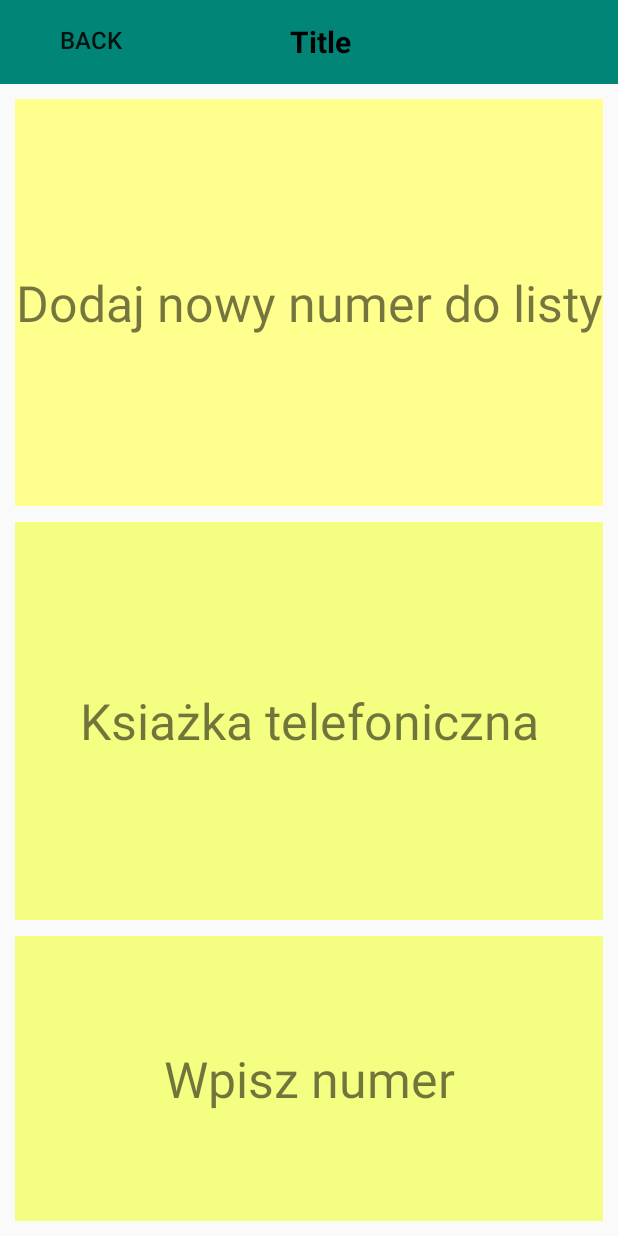
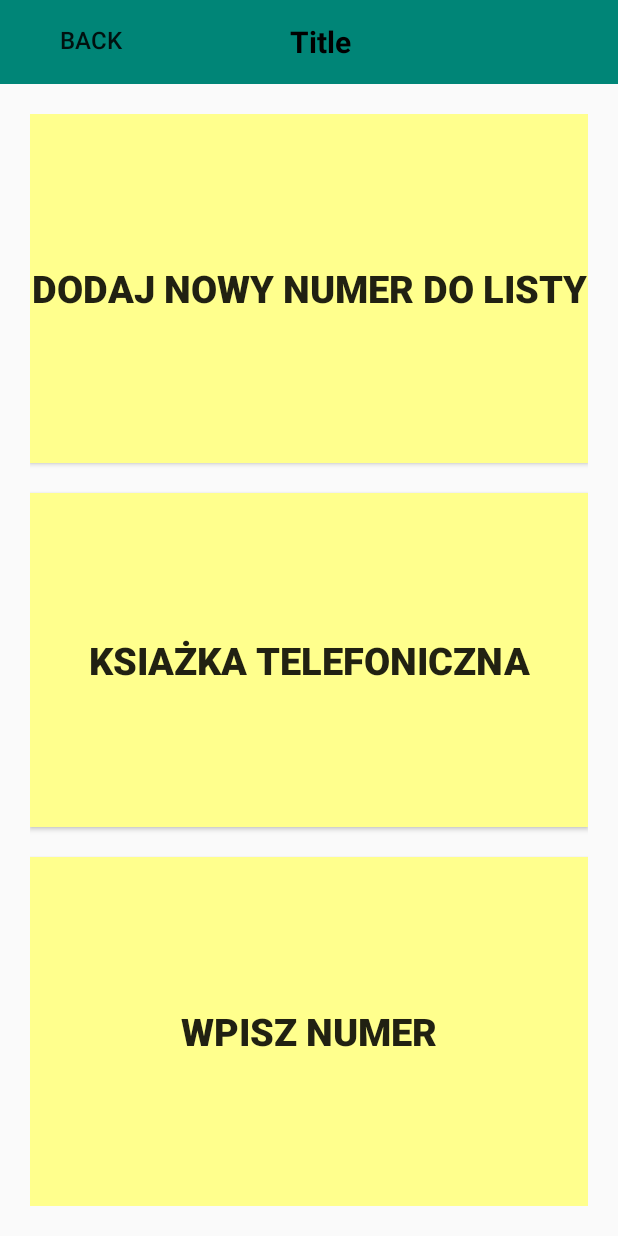
Before and after one commit to noriiOla/AppForSeniors, an Android app: the ContactTypeActivity screen opened directly, with no data from a screen before it, on a phone screen of 412 x 824 dp. Run offline under Robolectric (Android 15) with nearby library versions, the phone set to English and light mode, and no system bars; 1 statement that could not run was skipped.

Commit message:
buttons xml

```diff
--- a/app/src/main/res/layout/activity_contact_type.xml
+++ b/app/src/main/res/layout/activity_contact_type.xml
@@ -1,76 +1,55 @@
 <?xml version="1.0" encoding="utf-8"?>
-<android.support.constraint.ConstraintLayout xmlns:android="http://schemas.android.com/apk/res/android"
+<android.support.constraint.ConstraintLayout
+    xmlns:android="http://schemas.android.com/apk/res/android"
     xmlns:app="http://schemas.android.com/apk/res-auto"
     xmlns:tools="http://schemas.android.com/tools"
     android:layout_width="match_parent"
     android:layout_height="match_parent"
     tools:context=".Contacts.ContactTypeActivity">
+
     <LinearLayout
         xmlns:android="http://schemas.android.com/apk/res/android"
         android:layout_width="match_parent"
         android:layout_height="match_parent"
         android:orientation="vertical"
-        android:weightSum="2"
-        android:padding="10dp">
+        android:weightSum="3"
+        android:padding="10dp"
+        android:layout_marginBottom="10dp"
+        android:layout_marginTop="10dp"
+        android:layout_marginLeft="10dp"
+        android:layout_marginRight="10dp">
 
-        <LinearLayout
+        <Button
             android:layout_width="match_parent"
             android:layout_height="match_parent"
             android:layout_weight="1"
-            android:orientation="vertical"
+            android:layout_marginBottom="10dp"
             android:background="#FFFF8D"
-            android:gravity="center"
-            android:layout_marginBottom="5dp"
-            android:id="@+id/add_contact">
+            android:text="@string/add_contact"
+            android:textSize="25dp"
+            android:textStyle="bold"/>
 
-            <TextView
-                android:id="@+id/textContact"
-                android:layout_width="match_parent"
-                android:layout_height="wrap_content"
-                android:gravity="center"
-                android:textSize="33dp"
-                android:text="@string/add_contact" />
-        </LinearLayout>
-
-        <LinearLayout
+        <Button
             android:layout_width="match_parent"
             android:layout_height="match_parent"
             android:layout_weight="1"
-            android:orientation="vertical"
-            android:background="#F4FF81"
-            android:gravity="center"
-            android:id="@+id/go_to_contact"
-            android:layout_marginBottom="5dp"
-            android:layout_marginTop="5dp">
+            android:layout_marginTop="10dp"
+            android:layout_marginBottom="10dp"
+            android:background="#FFFF8D"
+            android:text="@string/choose_from_contact"
+            android:textSize="25dp"
+            android:textStyle="bold"
+            />
 
-            <TextView
-                android:id="@+id/choose_number"
-                android:layout_width="match_parent"
-                android:layout_height="wrap_content"
-                android:gravity="center"
-                android:textSize="33dp"
-                android:text="@string/choose_from_contact" />
-        </LinearLayout>
-
-        <LinearLayout
-            android:id="@+id/go_to_numeric_keyboard"
+        <Button
             android:layout_width="match_parent"
-            android:layout_height="190dp"
-            android:layout_marginTop="5dp"
+            android:layout_height="match_parent"
             android:layout_weight="1"
-            android:background="#F4FF81"
-            android:gravity="center"
-            android:orientation="vertical">
-
-            <TextView
-                android:id="@+id/textNumberKeyboard"
-                android:layout_width="match_parent"
-                android:layout_height="wrap_content"
-                android:gravity="center"
-                android:text="@string/write_number"
-                android:textSize="33dp" />
-        </LinearLayout>
-
+            android:layout_marginTop="10dp"
+            android:background="#FFFF8D"
+            android:text="@string/write_number"
+            android:textSize="25dp"
+            android:textStyle="bold"/>
 
     </LinearLayout>
 </android.support.constraint.ConstraintLayout>
```
